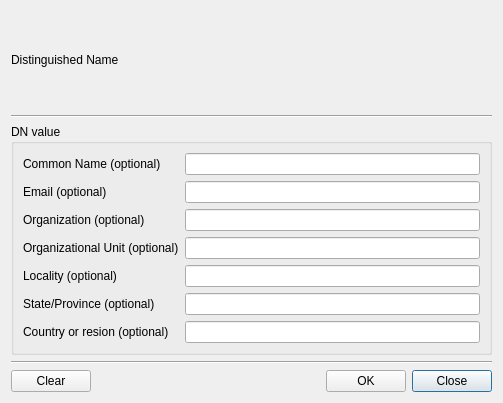
Qt form CertMan/make_dn_dlg.ui (jykim74/CertMan) before a commit.
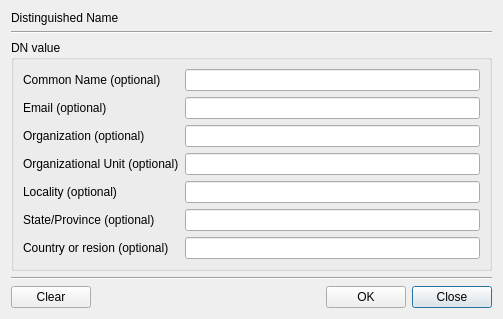
The same form after that commit.

Patch:
```diff
--- a/CertMan/make_dn_dlg.ui
+++ b/CertMan/make_dn_dlg.ui
@@ -7,7 +7,7 @@
     <x>0</x>
     <y>0</y>
     <width>503</width>
-    <height>403</height>
+    <height>318</height>
    </rect>
   </property>
   <property name="windowTitle">
@@ -111,6 +111,19 @@
      </layout>
     </widget>
    </item>
+   <item>
+    <spacer name="verticalSpacer">
+     <property name="orientation">
+      <enum>Qt::Vertical</enum>
+     </property>
+     <property name="sizeHint" stdset="0">
+      <size>
+       <width>20</width>
+       <height>40</height>
+      </size>
+     </property>
+    </spacer>
+   </item>
    <item>
     <widget class="Line" name="line_2">
      <property name="orientation">
```
